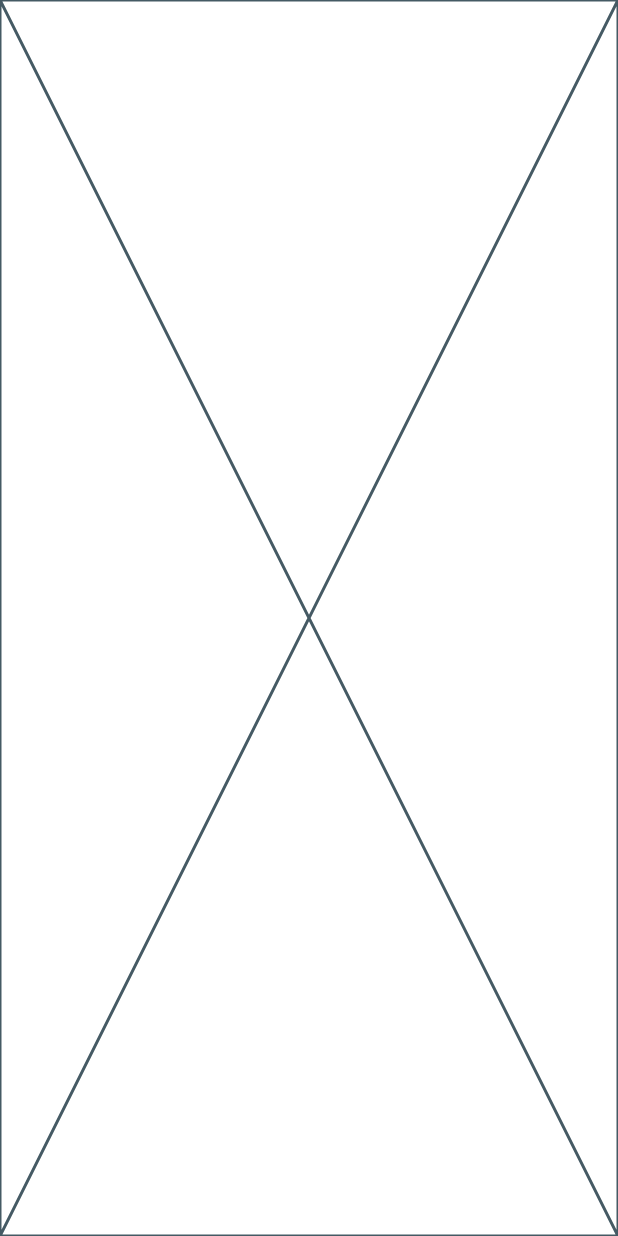
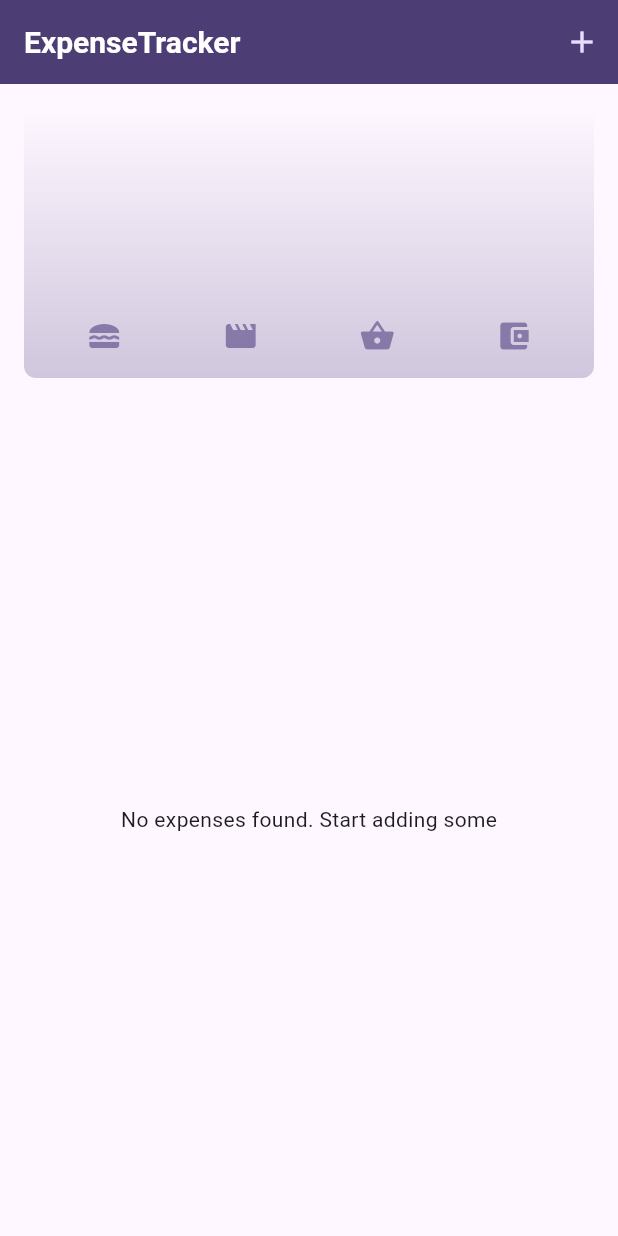
Before and after one commit to CokiNbbn/Expense-Tracker, a Flutter app: the screen it shows after launch, on a phone screen of 412 x 824 dp. Run offline on Flutter 3.47's test engine with Material 3 defaults, Android fonts, the phone set to English and light mode, and no system bars.

```diff
--- /dev/null
+++ b/lib/models/expense.dart
@@ -0,0 +1,60 @@
+import 'package:uuid/uuid.dart';
+import 'package:flutter/material.dart';
+import 'package:intl/intl.dart';
+
+final formatter = DateFormat.yMd();
+
+const uuid = Uuid();
+
+enum Category { food, entertainment, shopping, other }
+
+const categoryIcons = {
+  Category.food: Icons.lunch_dining,
+  Category.entertainment: Icons.movie,
+  Category.shopping: Icons.shopping_basket,
+  Category.other: Icons.account_balance_wallet,
+};
+
+class Expense {
+  Expense({
+    required this.title,
+    required this.amount,
+    required this.date,
+    required this.category,
+  }) : id = uuid.v4();
+
+  final String id;
+  final String title;
+  final int amount;
+  final DateTime date;
+  final Category category;
+
+  String get formattedDate {
+    return formatter.format(date);
+  }
+}
+
+class ExpenseBucket {
+  ExpenseBucket({
+    required this.category,
+    required this.expenses,
+  });
+
+  ExpenseBucket.forCategory(
+    List<Expense> allExpenses,
+    this.category,
+  ) : expenses = allExpenses
+            .where((expense) => expense.category == category)
+            .toList();
+
+  final Category category;
+  final List<Expense> expenses;
+
+  int get totalExpenses {
+    int sum = 0;
+    for (final expense in expenses) {
+      sum += expense.amount;
+    }
+    return sum;
+  }
+}
--- /dev/null
+++ b/lib/widget/chart/chart.dart
@@ -0,0 +1,94 @@
+import 'package:flutter/material.dart';
+import 'package:expense_tracker/models/expense.dart';
+import 'chart_bar.dart';
+
+class Chart extends StatelessWidget {
+  const Chart({super.key, required this.expenses});
+
+  final List<Expense> expenses;
+
+  List<ExpenseBucket> get buckets {
+    return [
+      ExpenseBucket.forCategory(expenses, Category.food),
+      ExpenseBucket.forCategory(expenses, Category.entertainment),
+      ExpenseBucket.forCategory(expenses, Category.shopping),
+      ExpenseBucket.forCategory(expenses, Category.other),
+    ];
+  }
+
+  int get maxTotalExpense {
+    int maxTotalExpense = 0;
+
+    for (final bucket in buckets) {
+      if (bucket.totalExpenses > maxTotalExpense) {
+        maxTotalExpense = bucket.totalExpenses;
+      }
+    }
+
+    return maxTotalExpense;
+  }
+
+  @override
+  Widget build(BuildContext context) {
+    final isDarkMode =
+        MediaQuery.of(context).platformBrightness == Brightness.dark;
+    return Container(
+      margin: const EdgeInsets.all(16),
+      padding: const EdgeInsets.symmetric(
+        vertical: 16,
+        horizontal: 8,
+      ),
+      width: double.infinity,
+      height: 180,
+      decoration: BoxDecoration(
+        borderRadius: BorderRadius.circular(8),
+        gradient: LinearGradient(
+          colors: [
+            Theme.of(context).colorScheme.primary.withOpacity(0.3),
+            Theme.of(context).colorScheme.primary.withOpacity(0.0)
+          ],
+          begin: Alignment.bottomCenter,
+          end: Alignment.topCenter,
+        ),
+      ),
+      child: Column(
+        children: [
+          Expanded(
+            child: Row(
+              crossAxisAlignment: CrossAxisAlignment.end,
+              children: [
+                for (final bucket in buckets) // alternative to map()
+                  ChartBar(
+                    fill: bucket.totalExpenses == 0
+                        ? 0
+                        : bucket.totalExpenses / maxTotalExpense,
+                  )
+              ],
+            ),
+          ),
+          const SizedBox(height: 12),
+          Row(
+            children: buckets
+                .map(
+                  (bucket) => Expanded(
+                    child: Padding(
+                      padding: const EdgeInsets.symmetric(horizontal: 4),
+                      child: Icon(
+                        categoryIcons[bucket.category],
+                        color: isDarkMode
+                            ? Theme.of(context).colorScheme.secondary
+                            : Theme.of(context)
+                                .colorScheme
+                                .primary
+                                .withOpacity(0.7),
+                      ),
+                    ),
+                  ),
+                )
+                .toList(),
+          )
+        ],
+      ),
+    );
+  }
+}
--- /dev/null
+++ b/lib/widget/expenses.dart
@@ -0,0 +1,92 @@
+import 'package:expense_tracker/widget/chart/chart.dart';
+import 'package:expense_tracker/widget/expenses_list/expenses_list.dart';
+import 'package:expense_tracker/widget/new_expense.dart';
+import 'package:flutter/material.dart';
+import 'package:expense_tracker/models/expense.dart';
+
+class Expenses extends StatefulWidget {
+  const Expenses({super.key});
+
+  @override
+  State<Expenses> createState() => _ExpensesState();
+}
+
+class _ExpensesState extends State<Expenses> {
+  final List<Expense> _registeredExpenses = [];
+
+  void _openAddExpenseOverlay() {
+    showModalBottomSheet(
+      isScrollControlled: true,
+      context: context,
+      builder: (ctx) => SizedBox(
+        height: MediaQuery.of(context).size.height * 0.8,
+        child: NewExpense(
+          onAddExpense: _addExpense,
+        ),
+      ),
+    );
+  }
+
+  void _addExpense(Expense expense) {
+    setState(() {
+      _registeredExpenses.add(expense);
+    });
+  }
+
+  void _removeExpense(Expense expense) {
+    final expenseIndex = _registeredExpenses.indexOf(expense);
+
+    setState(() {
+      _registeredExpenses.remove(expense);
+    });
+    ScaffoldMessenger.of(context).clearSnackBars();
+    ScaffoldMessenger.of(context).showSnackBar(
+      SnackBar(
+        duration: const Duration(seconds: 3),
+        content: const Text('Expense deleted'),
+        action: SnackBarAction(
+          label: 'Undo',
+          onPressed: () {
+            setState(() {
+              _registeredExpenses.insert(expenseIndex, expense);
+            });
+          },
+        ),
+      ),
+    );
+  }
+
+  @override
+  Widget build(BuildContext context) {
+    Widget mainContent = const Center(
+      child: Text('No expenses found. Start adding some'),
+    );
+
+    if (_registeredExpenses.isNotEmpty) {
+      mainContent = ExpensesList(
+        expenses: _registeredExpenses,
+        onRemoveExpense: _removeExpense,
+      );
+    }
+
+    return Scaffold(
+      appBar: AppBar(
+        title: const Text('ExpenseTracker'),
+        actions: [
+          IconButton(
+            onPressed: _openAddExpenseOverlay,
+            icon: const Icon(Icons.add),
+          ),
+        ],
+      ),
+      body: Column(
+        children: [
+          Chart(expenses: _registeredExpenses),
+          Expanded(
+            child: mainContent,
+          ),
+        ],
+      ),
+    );
+  }
+}
--- /dev/null
+++ b/lib/widget/expenses_list/expenses_list.dart
@@ -0,0 +1,35 @@
+import 'package:expense_tracker/widget/expenses_list/expense_item.dart';
+import 'package:flutter/material.dart';
+
+import '../../models/expense.dart';
+
+class ExpensesList extends StatelessWidget {
+  const ExpensesList({
+    super.key,
+    required this.expenses,
+    required this.onRemoveExpense,
+  });
+
+  final List<Expense> expenses;
+  final void Function(Expense expense) onRemoveExpense;
+
+
+  @override
+  Widget build(BuildContext context) {
+    return ListView.builder(
+      itemCount: expenses.length,
+      itemBuilder: (context, index) => Dismissible(
+        background: Container(
+          color: Theme.of(context).colorScheme.error.withOpacity(0.7),
+        ),
+        onDismissed: (direction) {
+          onRemoveExpense(expenses[index]);
+        },
+        key: ValueKey(expenses[index]),
+        child: ExpenseItem(
+          expenses[index],
+        ),
+      ),
+    );
+  }
+}
--- a/pubspec.yaml
+++ b/pubspec.yaml
@@ -35,6 +35,8 @@ dependencies:
   # The following adds the Cupertino Icons font to your application.
   # Use with the CupertinoIcons class for iOS style icons.
   cupertino_icons: ^1.0.6
+  uuid: ^4.3.3
+  intl: ^0.19.0
 
 dev_dependencies:
   flutter_test:
```
Also changed, not shown: lib/main.dart (+65 -10 lines), lib/widget/chart/chart_bar.dart (added, +34 -0 lines), lib/widget/expenses_list/expense_item.dart (added, +49 -0 lines), lib/widget/new_expense.dart (added, +162 -0 lines), pubspec.lock.
